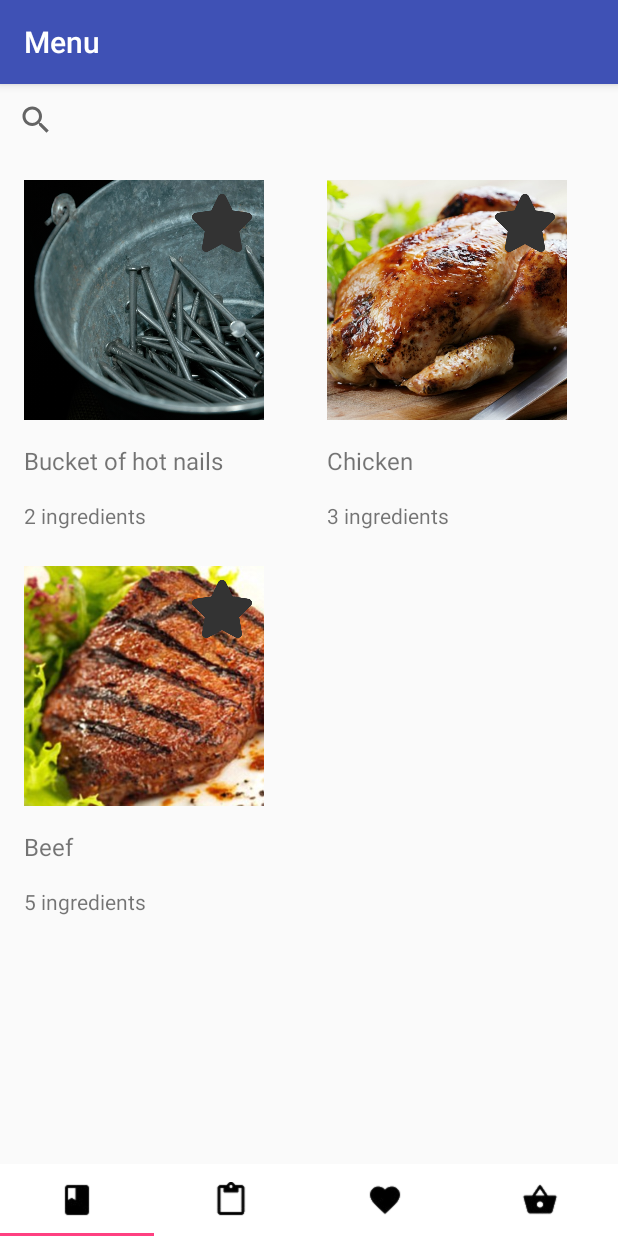
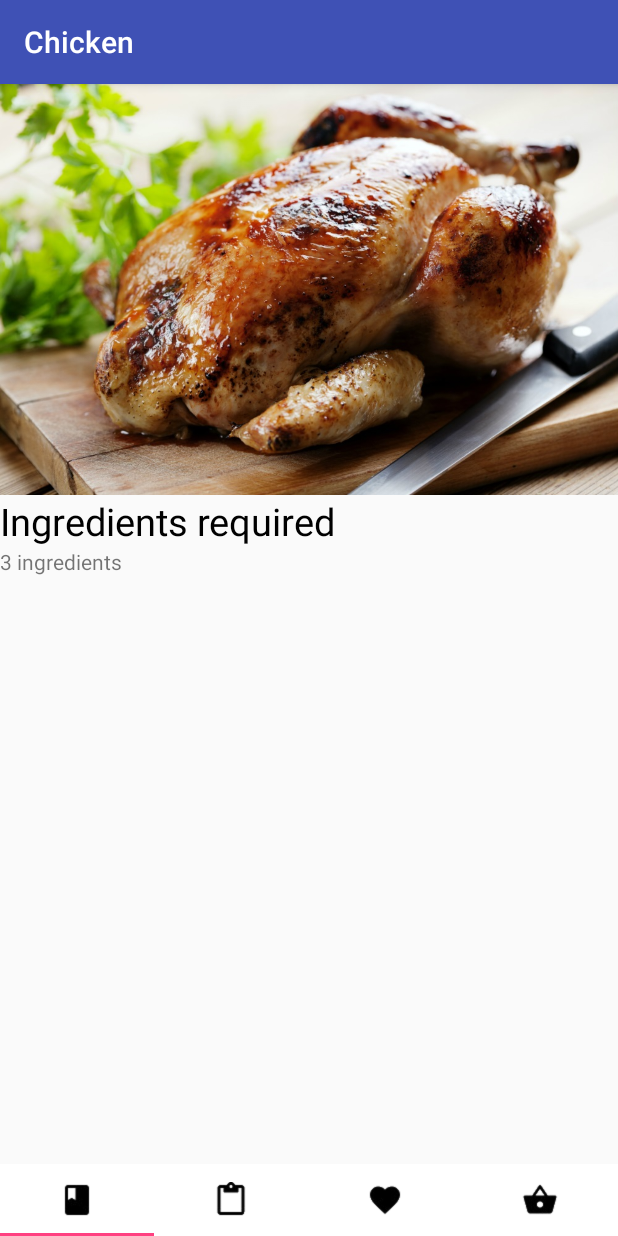
Before and after one commit to Pastornak/OrestDemo, an Android app: the screen it shows after launch (MainActivity), on a phone screen of 412 x 824 dp. Run offline under Robolectric (Android 15) with nearby library versions, the phone set to English and light mode, and no system bars.

Commit message:
Pattern for chosen recipe view

```diff
--- a/app/src/main/java/id_iot/demo/CategoryAdapter.java
+++ b/app/src/main/java/id_iot/demo/CategoryAdapter.java
@@ -1,5 +1,7 @@
 package id_iot.demo;
 
+import android.app.Activity;
+import android.support.v4.app.FragmentManager;
 import android.support.v7.widget.RecyclerView;
 import android.support.v7.widget.CardView;
 import android.view.LayoutInflater;
--- a/app/src/main/java/id_iot/demo/CategoryFragment.java
+++ b/app/src/main/java/id_iot/demo/CategoryFragment.java
@@ -20,7 +20,7 @@ public class CategoryFragment extends Fragment {
         View view = inflater.inflate(R.layout.recycler_view_category, container, false);
         getActivity().setTitle("Menu");
 
-        recyclerView = (RecyclerView) view.findViewById(R.id.rv);
+        recyclerView = (RecyclerView) view.findViewById(R.id.recycler_category);
 
         layoutManager = new LinearLayoutManager(getContext());
         recyclerView.setLayoutManager(layoutManager);
--- /dev/null
+++ b/app/src/main/java/id_iot/demo/ChosenRecipeFragment.java
@@ -0,0 +1,32 @@
+package id_iot.demo;
+
+import android.os.Bundle;
+import android.support.v4.app.Fragment;
+import android.view.LayoutInflater;
+import android.view.View;
+import android.view.ViewGroup;
+import android.widget.ImageView;
+import android.widget.TextView;
+
+public class ChosenRecipeFragment extends Fragment {
+
+    private Recipe chosenRecipe;
+
+    @Override
+    public View onCreateView(LayoutInflater inflater,
+                             ViewGroup container,
+                             Bundle savedInstanceState) {
+        View view = inflater.inflate(R.layout.chosen_recipe_fragment, container, false);
+
+        chosenRecipe = ((MainActivity) getActivity()).getChosenRecipe();
+        getActivity().setTitle(chosenRecipe.getRecipeName());
+
+        ImageView chosenRecipeImage = (ImageView) view.findViewById(R.id.chosen_recipe_image);
+        TextView chosenRecipeDetail = (TextView) view.findViewById(R.id.chosen_recipe_detail);
+
+        chosenRecipeImage.setImageResource(chosenRecipe.getRecipePhoto());
+        chosenRecipeDetail.setText(chosenRecipe.getRecipeDetail());
+
+        return view;
+    }
+}
--- a/app/src/main/java/id_iot/demo/MainActivity.java
+++ b/app/src/main/java/id_iot/demo/MainActivity.java
@@ -2,6 +2,9 @@ package id_iot.demo;
 
 import android.os.Bundle;
 import android.support.design.widget.TabLayout;
+import android.support.v4.app.Fragment;
+import android.support.v4.app.FragmentManager;
+import android.support.v4.app.FragmentTransaction;
 import android.support.v4.view.ViewPager;
 import android.support.v7.app.AppCompatActivity;
 
@@ -10,12 +13,14 @@ import java.util.ArrayList;
 public class MainActivity extends AppCompatActivity {
 
     private RecipeList recipeList;
+    private Recipe chosenRecipe;
 
     @Override
     protected void onCreate(Bundle savedInstanceState) {
         super.onCreate(savedInstanceState);
         setContentView(R.layout.activity_main);
         recipeList = new RecipeList();
+        chosenRecipe = recipeList.getRecipes().get(1);
 
         TabLayout tabLayout = (TabLayout) findViewById(R.id.tab_layout);
         setUpTabs(tabLayout);
@@ -52,4 +57,10 @@ public class MainActivity extends AppCompatActivity {
     public ArrayList<Recipe> getRecipesList(){
         return this.recipeList.getRecipes();
     }
+
+    public Recipe getChosenRecipe(){return this.chosenRecipe;}
+
+    public void setChosenRecipe(Recipe chosenRecipe){
+        this.chosenRecipe = chosenRecipe;
+    }
 }
--- a/app/src/main/java/id_iot/demo/PagerAdapter.java
+++ b/app/src/main/java/id_iot/demo/PagerAdapter.java
@@ -16,7 +16,7 @@ public class PagerAdapter extends FragmentStatePagerAdapter{
     public Fragment getItem(int position) {
         switch (position) {
             case 0:
-                return new CollectionFragment();
+                return new ChosenRecipeFragment();
             case 1:
                 return new Fragment();
             case 2:
@@ -24,7 +24,7 @@ public class PagerAdapter extends FragmentStatePagerAdapter{
             case 3:
                 return new Fragment();
             default:
-                return new Fragment();
+                return new CategoryFragment();
         }
     }
 
--- /dev/null
+++ b/app/src/main/res/layout/chosen_recipe_fragment.xml
@@ -0,0 +1,25 @@
+<?xml version="1.0" encoding="utf-8"?>
+<LinearLayout xmlns:android="http://schemas.android.com/apk/res/android"
+    android:orientation="vertical" android:layout_width="match_parent"
+    android:layout_height="match_parent">
+
+    <ImageView
+        android:id="@+id/chosen_recipe_image"
+        android:layout_width="match_parent"
+        android:layout_height="wrap_content"
+        android:adjustViewBounds="true"
+        android:scaleType="centerCrop"/>
+
+    <TextView
+        android:layout_width="match_parent"
+        android:layout_height="wrap_content"
+        android:text="Ingredients required"
+        android:textSize="25sp"
+        android:textColor="@android:color/black"/>
+
+    <TextView
+        android:layout_width="match_parent"
+        android:layout_height="wrap_content"
+        android:id="@+id/chosen_recipe_detail"/>
+
+</LinearLayout>
```
